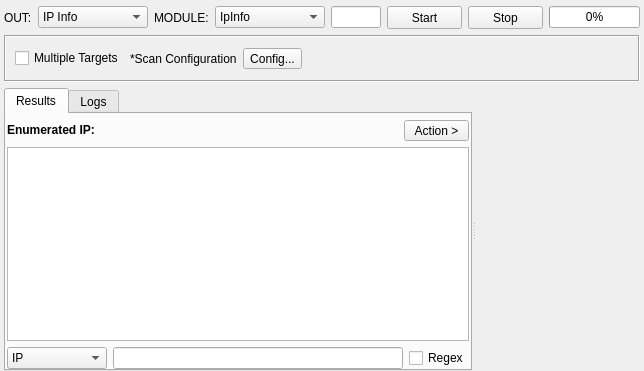
Qt form sub3suite/src/enums/ip/IpEnum.ui (3nock/OTE) before a commit.
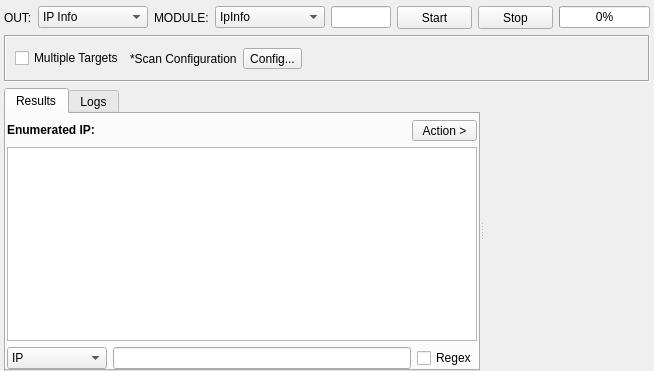
The same form after that commit. Custom widgets are drawn as their Qt base class.

```diff
--- a/sub3suite/src/enums/ip/IpEnum.ui
+++ b/sub3suite/src/enums/ip/IpEnum.ui
@@ -6,7 +6,7 @@
    <rect>
     <x>0</x>
     <y>0</y>
-    <width>644</width>
+    <width>654</width>
     <height>371</height>
    </rect>
   </property>
```
Left out of the diff: 7 changed lines with no effect on the pictures.
